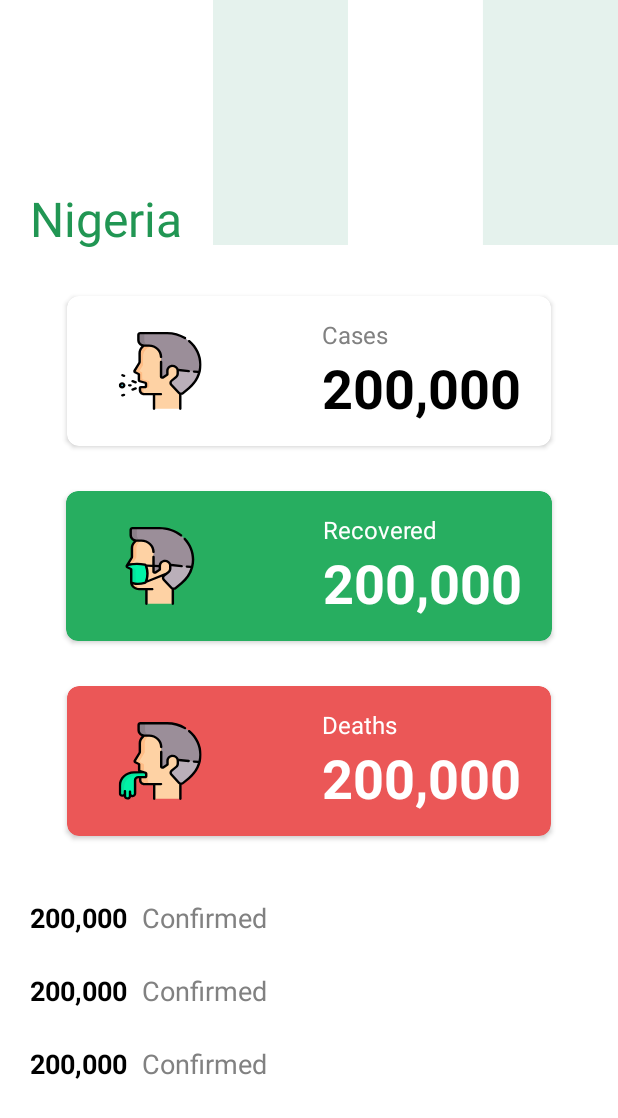
After one commit to MaxSpane/Covid-19-Companion-Android-App, an Android app: the layout activity_regional_stats.xml on its own in the app's theme, with its tools: preview values and no code run, on a phone screen of 412 x 824 dp. The commit adds this screen. Shown: the top 1118 px of the screen. Run offline under Robolectric (Android 15) with nearby library versions, the phone set to English and light mode, and no system bars.

Commit message:
Did UI for regional stats

```diff
--- a/app/src/main/java/it/weMake/covid19Companion/ui/landing/dashboard/DashboardFragment.kt
+++ b/app/src/main/java/it/weMake/covid19Companion/ui/landing/dashboard/DashboardFragment.kt
@@ -105,7 +105,7 @@ class DashboardFragment : DaggerFragment(), View.OnClickListener {
             dashboardAdapter.refill(it)
         })
 
-        dashboardViewModel.updateCasesSummary()
+//        dashboardViewModel.updateCasesSummary()
 
         fragmentBinding.searchET.addTextChangedListener {
             dashboardViewModel.search(it.toString())
--- /dev/null
+++ b/app/src/main/java/it/weMake/covid19Companion/ui/landing/dashboard/adapters/RegionalCasesStatsAdapter.kt
@@ -0,0 +1,50 @@
+package it.weMake.covid19Companion.ui.landing.dashboard.adapters
+
+import android.view.LayoutInflater
+import android.view.View
+import android.view.ViewGroup
+import androidx.core.content.ContextCompat
+import androidx.recyclerview.widget.RecyclerView
+import it.weMake.covid19Companion.R
+import it.weMake.covid19Companion.databinding.RegionalStatsBinding
+import it.weMake.covid19Companion.models.AreaCasesData
+import it.weMake.covid19Companion.utils.numberWithCommas
+
+class RegionalCasesStatsAdapter(): RecyclerView.Adapter<RegionalCasesStatsAdapter.Holder>() {
+
+
+    override fun onCreateViewHolder(parent: ViewGroup, viewType: Int): Holder {
+        val view = LayoutInflater.from(parent.context).inflate(R.layout.regional_stats, parent, false)
+
+        return Holder(RegionalStatsBinding.bind(view))
+    }
+
+    override fun getItemCount(): Int = 10
+
+    override fun onBindViewHolder(holder: Holder, position: Int) {
+        holder.bind(position)
+    }
+
+
+
+    inner class Holder(private val itemBinding: RegionalStatsBinding): RecyclerView.ViewHolder(itemBinding.root), View.OnClickListener{
+
+        init {
+
+            itemView.setOnClickListener(this)
+        }
+
+        override fun onClick(v: View?) {
+        }
+
+        fun bind(position: Int) {
+
+                itemBinding.regionStatTV.text = "50000"
+                itemBinding.regionTV.text = "Lagos"
+
+
+        }
+
+    }
+
+}
--- /dev/null
+++ b/app/src/main/java/it/weMake/covid19Companion/ui/regionalStats/RegionalStatsActivity.kt
@@ -0,0 +1,25 @@
+package it.weMake.covid19Companion.ui.regionalStats
+
+import android.os.Bundle
+import androidx.appcompat.app.ActionBar
+import androidx.appcompat.app.AppCompatActivity
+import it.weMake.covid19Companion.databinding.ActivityRegionalStatsBinding
+import it.weMake.covid19Companion.ui.landing.dashboard.adapters.RegionalCasesStatsAdapter
+
+class RegionalStatsActivity : AppCompatActivity() {
+    lateinit var regionalCasesStatsAdapter: RegionalCasesStatsAdapter
+    private lateinit var binding: ActivityRegionalStatsBinding
+
+    override fun onCreate(savedInstanceState: Bundle?) {
+        super.onCreate(savedInstanceState)
+        val actionBar: ActionBar? = supportActionBar
+        actionBar?.setDisplayHomeAsUpEnabled(true);
+        binding = ActivityRegionalStatsBinding.inflate(layoutInflater)
+        val view = binding.root
+        val regionsRecycler = binding.regionStatsRV
+        regionalCasesStatsAdapter = RegionalCasesStatsAdapter()
+       regionsRecycler.adapter = regionalCasesStatsAdapter
+        setContentView(view)
+    }
+
+}
--- /dev/null
+++ b/app/src/main/res/layout/activity_regional_stats.xml
@@ -0,0 +1,231 @@
+<?xml version="1.0" encoding="utf-8"?>
+<FrameLayout xmlns:android="http://schemas.android.com/apk/res/android"
+    xmlns:tools="http://schemas.android.com/tools"
+    android:layout_width="match_parent"
+    android:layout_height="match_parent"
+    xmlns:app="http://schemas.android.com/apk/res-auto"
+    tools:context=".ui.regionalStats.RegionalStatsActivity">
+
+    <ImageView
+        android:alpha="0.1"
+        android:scaleType="fitXY"
+        android:id="@+id/countryIV"
+        android:layout_width="270dp"
+        android:layout_height="163dp"
+        android:src="@drawable/flag_ng"
+        android:layout_gravity="end"
+        />
+    <androidx.core.widget.NestedScrollView
+        android:layout_width="match_parent"
+        android:layout_height="match_parent">
+
+        <androidx.constraintlayout.widget.ConstraintLayout
+            android:layout_width="match_parent"
+            android:layout_height="match_parent"
+            >
+
+            <TextView
+                android:id="@+id/countryNameTV"
+                style="@style/Covid19TextView"
+                android:text="@string/nigeria"
+                android:textColor="#219653"
+                android:layout_marginStart="20dp"
+                android:textSize="32sp"
+                android:layout_marginTop="124dp"
+                app:layout_constraintStart_toStartOf="parent"
+                app:layout_constraintTop_toTopOf="parent"
+                app:layout_constraintVertical_chainStyle="packed"
+                />
+            <!--       beginning of  cardview 1-->
+
+            <androidx.cardview.widget.CardView
+                app:layout_constraintStart_toStartOf="parent"
+                app:layout_constraintTop_toBottomOf="@id/countryNameTV"
+                app:layout_constraintEnd_toEndOf="parent"
+                android:layout_width="wrap_content"
+                android:layout_height="100dp"
+                android:layout_marginStart="20dp"
+                android:layout_marginEnd="20dp"
+                android:layout_marginTop="30dp"
+                android:layout_marginBottom="8dp"
+                app:cardCornerRadius="8dp"
+                android:id="@+id/countryCasesCV">
+
+                <androidx.constraintlayout.widget.ConstraintLayout
+                    android:layout_width="wrap_content"
+                    android:layout_height="match_parent">
+
+                    <ImageView
+                        android:id="@+id/countryCasesIV"
+                        android:layout_width="wrap_content"
+                        android:layout_height="wrap_content"
+                        android:src="@drawable/ic_cough"
+                        app:layout_constraintStart_toStartOf="parent"
+                        app:layout_constraintTop_toTopOf="parent"
+                        app:layout_constraintBottom_toBottomOf="parent"
+                        android:layout_marginStart="34dp"/>
+
+                    <TextView
+                        android:id="@+id/countryCasesTV"
+                        style="@style/Covid19TextView"
+                        android:text="@string/cases"
+                        android:textColor="#818181"
+                        android:textSize="16sp"
+                        app:layout_constraintStart_toEndOf="@id/countryCasesIV"
+                        app:layout_constraintTop_toTopOf="parent"
+                        app:layout_constraintBottom_toTopOf="@id/countryCasesNumberTV"
+                        app:layout_constraintVertical_chainStyle="packed"
+                        android:layout_marginStart="80dp"/>
+
+                    <TextView
+                        android:id="@+id/countryCasesNumberTV"
+                        style="@style/Covid19TextView"
+                        android:text="200,000"
+                        android:textColor="#000000"
+                        android:textSize="36sp"
+                        android:textStyle="bold"
+                        app:layout_constraintStart_toStartOf="@id/countryCasesTV"
+                        app:layout_constraintTop_toBottomOf="@id/countryCasesTV"
+                        app:layout_constraintBottom_toBottomOf="parent"
+                        app:layout_constraintEnd_toEndOf="parent"
+                        android:layout_marginEnd="20dp"/>
+
+                </androidx.constraintlayout.widget.ConstraintLayout>
+
+            </androidx.cardview.widget.CardView>
+            <!--       beginning of  cardview 2-->
+
+            <androidx.cardview.widget.CardView
+                app:layout_constraintStart_toStartOf="parent"
+                app:layout_constraintTop_toBottomOf="@+id/countryCasesCV"
+                app:layout_constraintEnd_toEndOf="parent"
+                app:cardBackgroundColor="@color/colorPrimary"
+                android:layout_width="wrap_content"
+                android:layout_height="100dp"
+                android:layout_marginStart="20dp"
+                android:layout_marginEnd="20dp"
+                android:layout_marginTop="30dp"
+                android:layout_marginBottom="8dp"
+                app:cardCornerRadius="8dp"
+                android:id="@+id/countryRecoveredCV">
+
+                <androidx.constraintlayout.widget.ConstraintLayout
+                    android:layout_width="wrap_content"
+                    android:layout_height="match_parent">
+
+                    <ImageView
+                        android:id="@+id/countryRecoveryIV"
+                        android:layout_width="wrap_content"
+                        android:layout_height="wrap_content"
+                        android:src="@drawable/ic_mask"
+                        app:layout_constraintStart_toStartOf="parent"
+                        app:layout_constraintTop_toTopOf="parent"
+                        app:layout_constraintBottom_toBottomOf="parent"
+                        android:layout_marginStart="34dp"/>
+
+                    <TextView
+                        android:id="@+id/countryRecoveryTV"
+                        style="@style/Covid19TextView"
+                        android:text="@string/recovered"
+                        android:textColor="@color/white"
+                        android:textSize="16sp"
+                        app:layout_constraintStart_toEndOf="@id/countryRecoveryIV"
+                        app:layout_constraintTop_toTopOf="parent"
+                        app:layout_constraintBottom_toTopOf="@id/countryRecoveryNumberTV"
+                        app:layout_constraintVertical_chainStyle="packed"
+                        android:layout_marginStart="80dp"/>
+
+                    <TextView
+                        android:id="@+id/countryRecoveryNumberTV"
+                        style="@style/Covid19TextView"
+                        android:text="200,000"
+                        android:textColor="@color/white"
+                        android:textSize="36sp"
+                        android:textStyle="bold"
+                        app:layout_constraintStart_toStartOf="@id/countryRecoveryTV"
+                        app:layout_constraintTop_toBottomOf="@id/countryRecoveryTV"
+                        app:layout_constraintBottom_toBottomOf="parent"
+                        app:layout_constraintEnd_toEndOf="parent"
+                        android:layout_marginEnd="20dp"/>
+
+                </androidx.constraintlayout.widget.ConstraintLayout>
+
+
+            </androidx.cardview.widget.CardView>
+
+            <!--       beginning of  cardview 3-->
+
+            <androidx.cardview.widget.CardView
+                app:layout_constraintStart_toStartOf="parent"
+                app:layout_constraintTop_toBottomOf="@+id/countryRecoveredCV"
+                app:layout_constraintEnd_toEndOf="parent"
+                app:cardBackgroundColor="@color/deaths"
+                android:layout_width="wrap_content"
+                android:layout_height="100dp"
+                android:layout_marginStart="20dp"
+                android:layout_marginEnd="20dp"
+                android:layout_marginTop="30dp"
+                android:layout_marginBottom="8dp"
+                app:cardCornerRadius="8dp"
+                android:id="@+id/countryDeathCV">
+
+
+                <androidx.constraintlayout.widget.ConstraintLayout
+                    android:layout_width="wrap_content"
+                    android:layout_height="match_parent">
+
+                    <ImageView
+                        android:id="@+id/countryDeathIV"
+                        android:layout_width="wrap_content"
+                        android:layout_height="wrap_content"
+                        android:src="@drawable/ic_vomit"
+                        app:layout_constraintStart_toStartOf="parent"
+                        app:layout_constraintTop_toTopOf="parent"
+                        app:layout_constraintBottom_toBottomOf="parent"
+                        android:layout_marginStart="34dp"/>
+
+                    <TextView
+                        android:id="@+id/countryDeathTV"
+                        style="@style/Covid19TextView"
+                        android:text="@string/deaths"
+                        android:textColor="@color/white"
+                        android:textSize="16sp"
+                        app:layout_constraintStart_toEndOf="@id/countryDeathIV"
+                        app:layout_constraintTop_toTopOf="parent"
+                        app:layout_constraintBottom_toTopOf="@id/countryDeathNumberTV"
+                        app:layout_constraintVertical_chainStyle="packed"
+                        android:layout_marginStart="80dp"/>
+
+                    <TextView
+                        android:id="@+id/countryDeathNumberTV"
+                        style="@style/Covid19TextView"
+                        android:text="200,000"
+                        android:textColor="@color/white"
+                        android:textSize="36sp"
+                        android:textStyle="bold"
+                        app:layout_constraintStart_toStartOf="@id/countryDeathTV"
+                        app:layout_constraintTop_toBottomOf="@id/countryDeathTV"
+                        app:layout_constraintBottom_toBottomOf="parent"
+                        app:layout_constraintEnd_toEndOf="parent"
+                        android:layout_marginEnd="20dp"/>
+
+                </androidx.constraintlayout.widget.ConstraintLayout>
+
+            </androidx.cardview.widget.CardView>
+            <androidx.recyclerview.widget.RecyclerView
+                android:id="@+id/regionStatsRV"
+                android:layout_width="match_parent"
+                android:layout_height="0dp"
+                app:layout_constraintTop_toBottomOf="@id/countryDeathCV"
+                app:layout_constraintStart_toStartOf="parent"
+                app:layout_constraintEnd_toEndOf="parent"
+                android:layout_marginTop="42dp"
+                tools:listitem="@layout/regional_stats"
+                tools:itemCount="3"
+                android:orientation="vertical"
+                app:layoutManager="androidx.recyclerview.widget.LinearLayoutManager"/>
+        </androidx.constraintlayout.widget.ConstraintLayout>
+
+    </androidx.core.widget.NestedScrollView>
+
+</FrameLayout>
--- /dev/null
+++ b/app/src/main/res/layout/regional_stats.xml
@@ -0,0 +1,35 @@
+<?xml version="1.0" encoding="utf-8"?>
+
+
+    <androidx.appcompat.widget.LinearLayoutCompat
+        xmlns:android="http://schemas.android.com/apk/res/android"
+        android:layout_width="match_parent"
+        android:layout_height="wrap_content"
+        android:orientation="horizontal"
+        android:layout_marginBottom="24dp"
+        android:layout_marginStart="20dp"
+        android:layout_marginEnd="20dp"
+        android:gravity="left">
+
+
+        <TextView
+            android:id="@+id/regionStatTV"
+            style="@style/Covid19TextView"
+            android:text="200,000"
+            android:textColor="#000000"
+            android:textSize="18sp"
+            android:textStyle="bold"
+            android:layout_marginEnd="10dp"
+            />
+
+        <TextView
+            android:id="@+id/regionTV"
+            style="@style/Covid19TextView"
+            android:text="@string/confirmed"
+            android:textColor="#818181"
+            android:textSize="18sp"
+            />
+
+
+
+     </androidx.appcompat.widget.LinearLayoutCompat>
--- a/app/src/main/res/values/strings.xml
+++ b/app/src/main/res/values/strings.xml
@@ -23,6 +23,9 @@
     <string name="prevention_summary3">Washing your hands with soap and water or using alcohol-based
             hand rub kills viruses that may  be on your hands.
     </string>
+    <string name="nigeria">Nigeria</string>
+    <string name="cases">Cases</string>
+
 
     <!-- TODO: Remove or change this placeholder text -->
     <string name="hello_blank_fragment">Hello blank fragment</string>
```
Also changed, not shown: app/src/main/AndroidManifest.xml (+20 -3 lines), app/build.gradle (line endings or trailing spaces).
